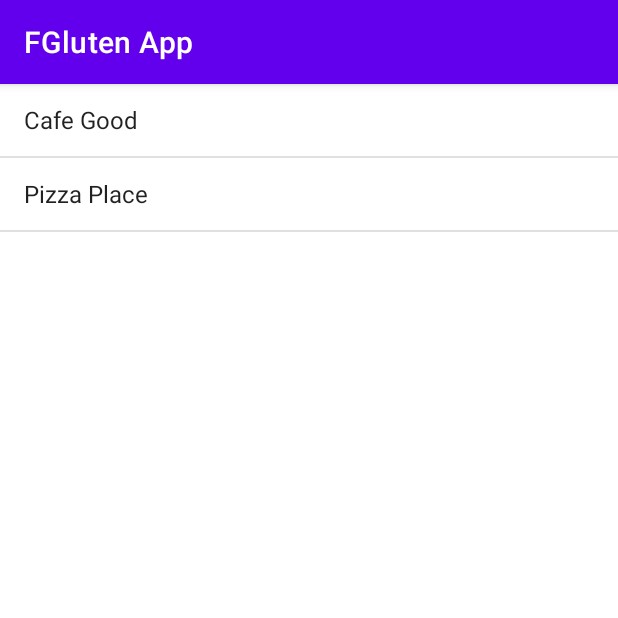
After one commit to AJaswani39/FGlutenApp, an Android app: the fragment RestaurantListFragment shown on its own in the app's theme, on a phone screen of 412 x 824 dp, the top half of it. The commit adds this screen. Run offline under Robolectric (Android 15) with nearby library versions, the phone set to English and light mode, and no system bars.

Commit message:
Add restaurant detail view and navigation

```diff
--- a/app/src/main/java/com/example/FGluten/MainActivity.java
+++ b/app/src/main/java/com/example/FGluten/MainActivity.java
@@ -33,7 +33,7 @@ public class MainActivity extends AppCompatActivity {
         // Passing each menu ID as a set of Ids because each
         // menu should be considered as top level destinations.
         mAppBarConfiguration = new AppBarConfiguration.Builder(
-                R.id.nav_home, R.id.nav_gallery, R.id.nav_slideshow)
+                R.id.nav_home, R.id.nav_restaurant_list, R.id.nav_slideshow)
                 .setOpenableLayout(drawer)
                 .build();
         NavController navController = Navigation.findNavController(this, R.id.nav_host_fragment_content_main);
--- a/app/src/main/java/com/example/FGluten/data/Restaurant.java
+++ b/app/src/main/java/com/example/FGluten/data/Restaurant.java
@@ -1,10 +1,11 @@
 package com.example.FGluten.data;
 
+import java.io.Serializable;
 import java.util.List;
 
 
 //GF = Gluten free
-public class Restaurant {
+public class Restaurant implements Serializable {
     private final String name;
     private final String address;
     private final boolean hasGFMenu;
--- /dev/null
+++ b/app/src/main/java/com/example/FGluten/ui/restaurant/RestaurantListFragment.java
@@ -0,0 +1,58 @@
+package com.example.FGluten.ui.restaurant;
+
+import android.os.Bundle;
+import android.view.LayoutInflater;
+import android.view.View;
+import android.view.ViewGroup;
+import android.widget.ArrayAdapter;
+import android.widget.ListView;
+
+import androidx.annotation.NonNull;
+import androidx.annotation.Nullable;
+import androidx.fragment.app.Fragment;
+import androidx.navigation.Navigation;
+
+import com.example.FGluten.R;
+import com.example.FGluten.data.Restaurant;
+
+import java.util.ArrayList;
+import java.util.Arrays;
+import java.util.List;
+
+public class RestaurantListFragment extends Fragment {
+
+    private final List<Restaurant> restaurants = new ArrayList<>();
+
+    @Nullable
+    @Override
+    public View onCreateView(@NonNull LayoutInflater inflater, @Nullable ViewGroup container,
+                             @Nullable Bundle savedInstanceState) {
+        View root = inflater.inflate(R.layout.fragment_restaurant_list, container, false);
+        ListView listView = root.findViewById(R.id.restaurant_list_view);
+
+        // Sample data
+        restaurants.clear();
+        restaurants.add(new Restaurant("Cafe Good", "123 Main St", true,
+                Arrays.asList("GF Burger", "Salad"), 0.0, 0.0));
+        restaurants.add(new Restaurant("Pizza Place", "456 Elm St", false,
+                new ArrayList<>(), 0.0, 0.0));
+
+        List<String> names = new ArrayList<>();
+        for (Restaurant r : restaurants) {
+            names.add(r.getName());
+        }
+
+        ArrayAdapter<String> adapter = new ArrayAdapter<>(requireContext(),
+                android.R.layout.simple_list_item_1, names);
+        listView.setAdapter(adapter);
+
+        listView.setOnItemClickListener((parent, view, position, id) -> {
+            Restaurant selected = restaurants.get(position);
+            Bundle bundle = new Bundle();
+            bundle.putSerializable("restaurant", selected);
+            Navigation.findNavController(view).navigate(R.id.action_restaurantListFragment_to_restaurantDetailFragment, bundle);
+        });
+
+        return root;
+    }
+}
--- /dev/null
+++ b/app/src/main/res/layout/fragment_restaurant_list.xml
@@ -0,0 +1,5 @@
+<?xml version="1.0" encoding="utf-8"?>
+<ListView xmlns:android="http://schemas.android.com/apk/res/android"
+    android:id="@+id/restaurant_list_view"
+    android:layout_width="match_parent"
+    android:layout_height="match_parent" />
--- a/app/src/main/res/menu/activity_main_drawer.xml
+++ b/app/src/main/res/menu/activity_main_drawer.xml
@@ -9,9 +9,9 @@
             android:icon="@drawable/ic_menu_camera"
             android:title="@string/menu_home" />
         <item
-            android:id="@+id/nav_gallery"
+            android:id="@+id/nav_restaurant_list"
             android:icon="@drawable/ic_menu_gallery"
-            android:title="@string/menu_gallery" />
+            android:title="@string/menu_restaurants" />
         <item
             android:id="@+id/nav_slideshow"
             android:icon="@drawable/ic_menu_slideshow"
--- a/app/src/main/res/values/strings.xml
+++ b/app/src/main/res/values/strings.xml
@@ -9,9 +9,11 @@
 
     <string name="menu_home">Home</string>
     <string name="menu_gallery">Gallery</string>
+    <string name="menu_restaurants">Restaurants</string>
     <string name="menu_slideshow">Slideshow</string>
 
     <string name="home_fragment_text">This is home fragment</string>
     <string name="gallery_fragment_text">Where you will see all the gluten free restaurants..</string>
+    <string name="title_restaurant_detail">Restaurant Detail</string>
     <string name="slideshow_fragment_text">This is slideshow fragment</string>
 </resources>
```
Also changed, not shown: app/src/main/java/com/example/FGluten/ui/restaurant/RestaurantDetailFragment.java (added, +43 -0 lines), app/src/main/res/layout/fragment_restaurant_detail.xml (added, +38 -0 lines), app/src/main/res/navigation/mobile_navigation.xml (+14 -4 lines).
